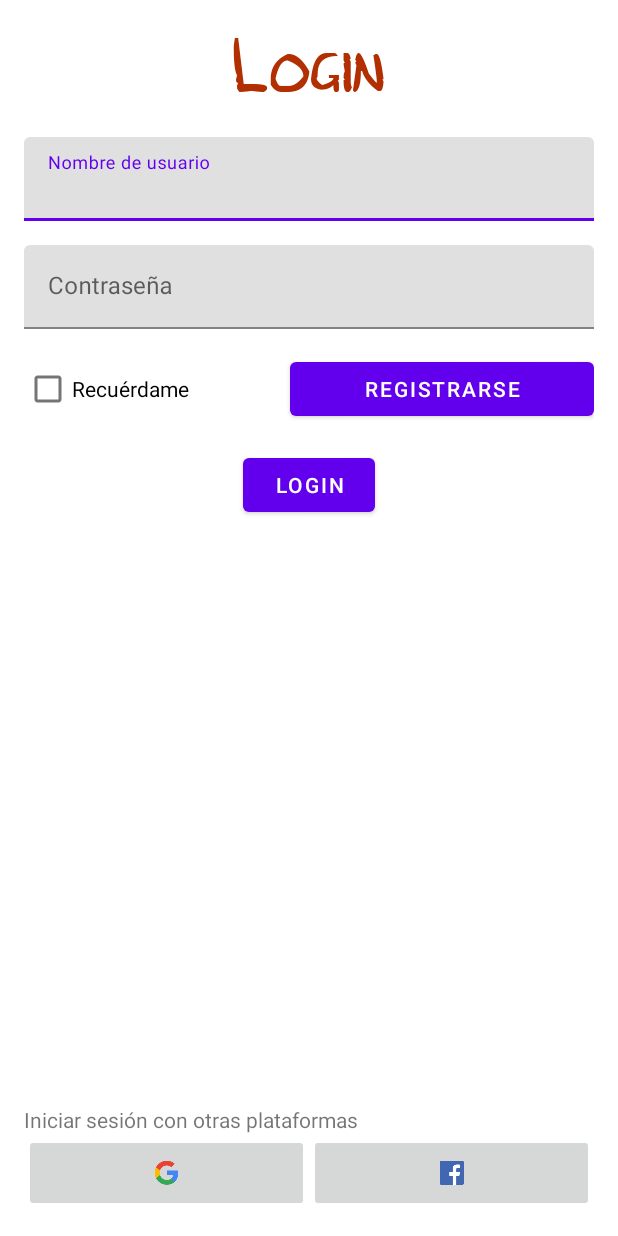
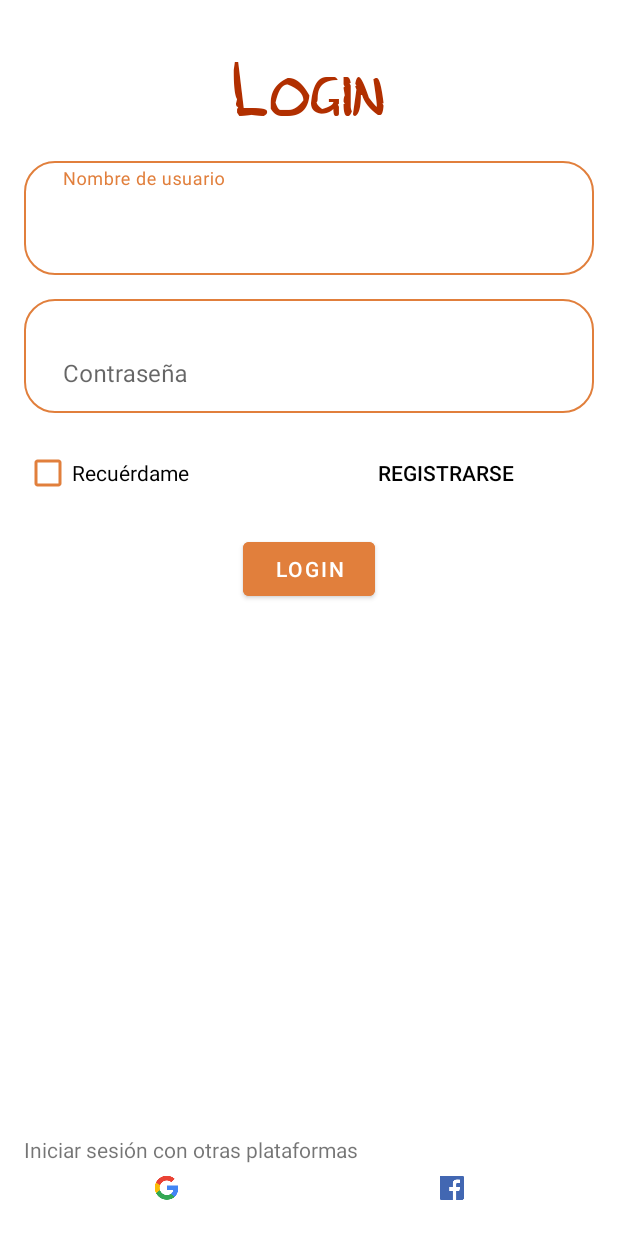
Before and after one commit to FJAranda/Inventory2021, an Android app: the screen it shows after launch (LoginActivity), on a phone screen of 412 x 824 dp. Run offline under Robolectric (Android 15) with nearby library versions, the phone set to English and light mode, and no system bars.

Commit message:
clase 21-10

```diff
--- a/app/src/main/AndroidManifest.xml
+++ b/app/src/main/AndroidManifest.xml
@@ -20,7 +20,7 @@
         </intent-filter>/>
         </activity>
         <activity
-            android:theme="@style/Theme.MaterialComponents.DayNight.NoActionBar"
+            android:theme="@style/Theme.Inventory.NoActionBar"
             android:name=".ui.login.LoginActivity"
             android:exported="false"
             android:label="@string/app_name">
--- /dev/null
+++ b/app/src/main/res/drawable/shape_text_input_layout.xml
@@ -0,0 +1,11 @@
+<?xml version="1.0" encoding="utf-8"?>
+<shape xmlns:android="http://schemas.android.com/apk/res/android">
+
+    <stroke android:width="1dp"
+        android:color="@color/light"
+        >
+    </stroke>
+
+    <corners android:radius="20dp"></corners>
+    <padding android:left="10dp" android:right="10dp" android:top="5dp" android:bottom="5dp"></padding>
+</shape>
--- a/app/src/main/res/layout/activity_login.xml
+++ b/app/src/main/res/layout/activity_login.xml
@@ -23,11 +23,13 @@
         android:textColor="@color/dark"
         android:gravity="center_horizontal"
         android:layout_marginBottom="@dimen/activity_vertical_margin"
+        android:layout_marginTop="@dimen/activity_vertical_margin"
         >
     </TextView>
 
     <com.google.android.material.textfield.TextInputLayout
         android:id="@+id/tilUser"
+        style="@style/HintTextAppearance"
         android:layout_width="match_parent"
         android:layout_height="wrap_content"
         android:layout_marginBottom="@dimen/activity_vertical_margin">
@@ -41,6 +43,7 @@
 
     <com.google.android.material.textfield.TextInputLayout
         android:id="@+id/tilPassword"
+        style="@style/HintTextAppearance"
         android:layout_width="match_parent"
         android:layout_height="wrap_content"
         android:layout_marginBottom="@dimen/activity_vertical_margin">
@@ -57,6 +60,7 @@
         android:layout_height="wrap_content">
         <CheckBox
             android:id="@+id/cbRemenber"
+            android:buttonTint="@color/light"
             android:layout_width="wrap_content"
             android:layout_height="wrap_content"
             android:text="@string/cbRecuerdame"
@@ -64,6 +68,8 @@
         </CheckBox>
         <Button
             android:id="@+id/btnSignUp"
+            style="@style/Widget.AppCompat.Button.Borderless"
+            android:textColor="@android:color/black"
             android:layout_width="wrap_content"
             android:layout_height="wrap_content"
             android:text="@string/btnSignUp"
@@ -74,6 +80,7 @@
 
     <Button
         android:id="@+id/btnSignIn"
+        android:backgroundTint="@color/light"
         android:layout_width="wrap_content"
         android:layout_height="wrap_content"
         android:layout_gravity="center_horizontal"
@@ -96,6 +103,7 @@
         android:layout_height="wrap_content">
         <ImageButton
             android:id="@+id/imgbtnGoogleSign"
+            android:background="@android:color/transparent"
             android:layout_width="wrap_content"
             android:layout_height="wrap_content"
             android:src="@drawable/ic_google"
@@ -104,6 +112,7 @@
         </ImageButton>
         <ImageButton
             android:id="@+id/imgbtnFacebookSign"
+            android:background="@android:color/transparent"
             android:layout_width="wrap_content"
             android:layout_height="wrap_content"
             android:src="@drawable/ic_facebook"
--- /dev/null
+++ b/app/src/main/res/values/styles.xml
@@ -0,0 +1,8 @@
+<?xml version="1.0" encoding="utf-8"?>
+<resources>
+    <style name="HintTextAppearance">
+        <item name="android:background">@drawable/shape_text_input_layout</item>
+        <item name="hintTextColor">@color/light</item>
+        <item name="boxBackgroundMode">none</item>
+    </style>
+</resources>
--- a/app/src/main/res/values/themes.xml
+++ b/app/src/main/res/values/themes.xml
@@ -13,4 +13,10 @@
         <item name="android:statusBarColor" tools:targetApi="l">?attr/colorPrimaryVariant</item>
         <!-- Customize your theme here. -->
     </style>
+
+    <style name="Theme.Inventory.NoActionBar" parent="Theme.Inventory">
+        <item name="windowActionBar">false</item>
+        <item name="windowNoTitle">true</item>
+    </style>
+
 </resources>
```
Also changed, not shown: gradle/wrapper/gradle-wrapper.properties.
